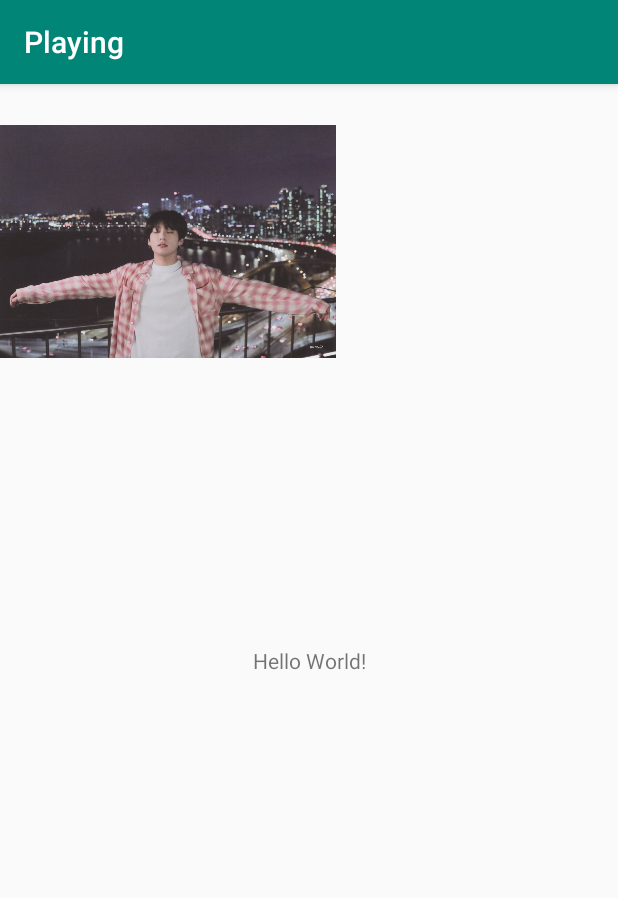
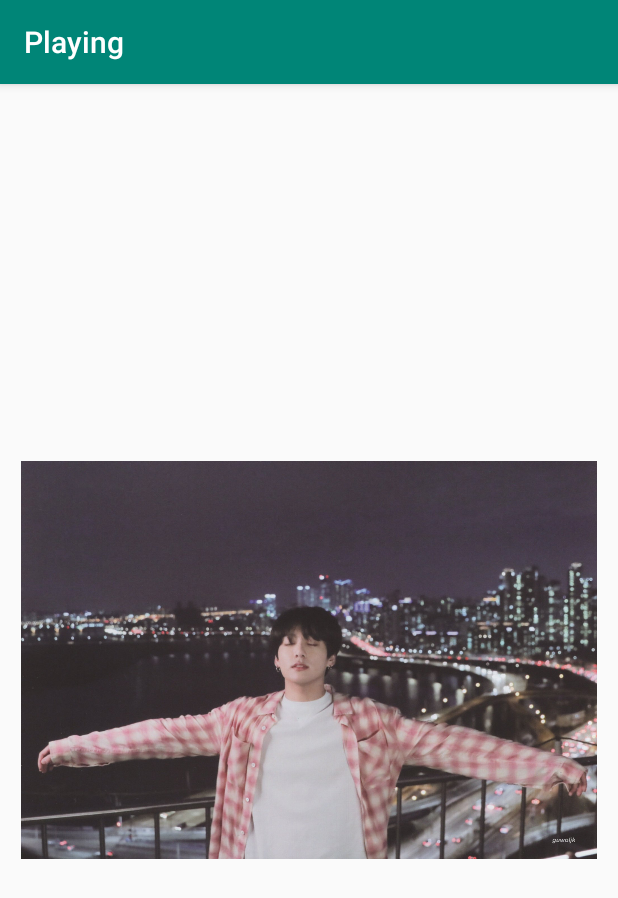
Before and after one commit to SukandaChanawt1999/Playing, an Android app: the screen it shows after launch (MainActivity), on a phone screen of 412 x 824 dp. Shown: the top 898 px of the screen. Run offline under Robolectric (Android 15) with nearby library versions, the phone set to English and light mode, and no system bars.

Commit message:
4. Constraint and Resizing

```diff
--- a/app/src/main/res/layout/activity_main.xml
+++ b/app/src/main/res/layout/activity_main.xml
@@ -6,19 +6,18 @@
     android:layout_height="match_parent"
     tools:context=".MainActivity">
 
-    <TextView
-        android:layout_width="wrap_content"
-        android:layout_height="wrap_content"
-        android:text="Hello World!"
-        app:layout_constraintBottom_toBottomOf="parent"
-        app:layout_constraintLeft_toLeftOf="parent"
-        app:layout_constraintRight_toRightOf="parent"
-        app:layout_constraintTop_toTopOf="parent" />
-
     <ImageView
         android:id="@+id/imageView"
-        android:layout_width="224dp"
-        android:layout_height="210dp"
+        android:layout_width="384dp"
+        android:layout_height="480dp"
+        android:layout_marginStart="16dp"
+        android:layout_marginLeft="16dp"
+        android:layout_marginTop="16dp"
+        android:layout_marginEnd="16dp"
+        android:layout_marginRight="16dp"
+        android:layout_marginBottom="16dp"
+        app:layout_constraintBottom_toBottomOf="parent"
+        app:layout_constraintEnd_toEndOf="parent"
         app:layout_constraintStart_toStartOf="parent"
         app:layout_constraintTop_toTopOf="parent"
         app:srcCompat="@drawable/jk" />
```
